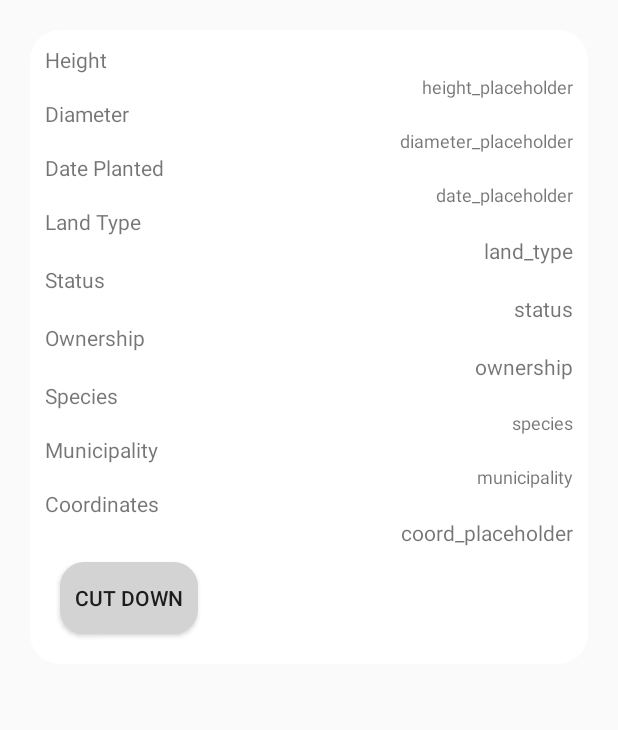
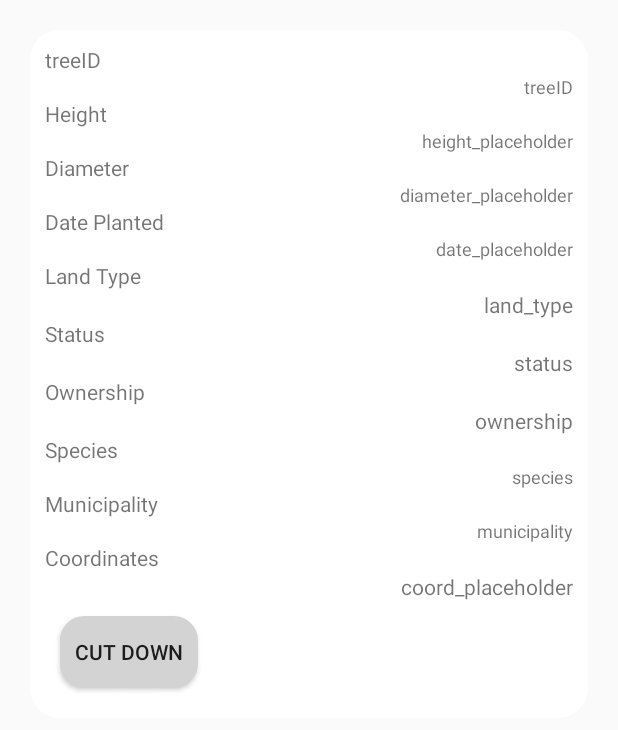
Before and after one commit to alexH2456/TreePLE, an Android app: the layout marker_popup.xml on its own in the app's theme, with its tools: preview values and no code run, on a phone screen of 412 x 824 dp. Shown: the top 730 px of the screen. Run offline under Robolectric (Android 15) with nearby library versions, the phone set to English and light mode, and no system bars; network calls fail.

```diff
--- a/TreePLE-Android/app/src/main/java/ca/mcgill/ecse321/treeple/MapsActivity.java
+++ b/TreePLE-Android/app/src/main/java/ca/mcgill/ecse321/treeple/MapsActivity.java
@@ -241,6 +241,7 @@ public class MapsActivity extends AppCompatActivity implements OnMapReadyCallbac
                 TextView treeOwnership = (TextView) popupView.findViewById(R.id.tree_ownership);
                 TextView treeSpecies = (TextView) popupView.findViewById(R.id.tree_species);
                 TextView treeMunicipality = (TextView) popupView.findViewById(R.id.tree_municipality);
+                TextView treeID = (TextView) popupView.findViewById(R.id.treeID);
 
                 try {
                     treeHeight.setText(Integer.toString(tree.getInt("height")));
@@ -251,6 +252,7 @@ public class MapsActivity extends AppCompatActivity implements OnMapReadyCallbac
                     treeOwnership.setText(tree.getString("ownership"));
                     treeSpecies.setText(tree.getJSONObject("species").getString("name"));
                     treeMunicipality.setText(tree.getJSONObject("municipality").getString("name"));
+                    treeID.setText(tree.getString("treeId"));
                 } catch (JSONException e) {
                     e.printStackTrace();
                 }
@@ -589,10 +591,11 @@ public class MapsActivity extends AppCompatActivity implements OnMapReadyCallbac
     public void cutDownTree(Marker marker) throws JSONException {
 
         int treeID = (int) trees.get(marker).get("treeId");
+        System.out.println("TREEID: " + treeID);
 
         JSONObject treeDelete = new JSONObject();
         treeDelete.put("treeId", treeID);
-        treeDelete.put("user", LoginActivity.loggedInUser);
+        treeDelete.put("user", LoginActivity.loggedInUser.getString("username"));
 
         JsonObjectRequest jsonReq = new JsonObjectRequest(Request.Method.POST, VolleyController.DEFAULT_BASE_URL + "deletetree/", treeDelete, new Response.Listener<JSONObject>() {
             @Override
--- a/TreePLE-Android/app/src/main/java/ca/mcgill/ecse321/treeple/VolleyController.java
+++ b/TreePLE-Android/app/src/main/java/ca/mcgill/ecse321/treeple/VolleyController.java
@@ -15,7 +15,7 @@ class VolleyController {
     private static Context mContext;
 
     //Change this link when restarting ngrok
-    static final String DEFAULT_BASE_URL = "http://00ff2874.ngrok.io/";
+    static final String DEFAULT_BASE_URL = "http://ab94286a.ngrok.io/";
 //    static final String DEFAULT_BASE_URL = "https://96f101a3.ngrok.io/";
 
     private VolleyController(Context context) {
--- a/TreePLE-Android/app/src/main/res/layout/marker_popup.xml
+++ b/TreePLE-Android/app/src/main/res/layout/marker_popup.xml
@@ -6,6 +6,19 @@
     android:layout_margin="20dp"
     android:background="@drawable/popupborder"
     android:orientation="vertical">
+
+    <TextView
+        android:layout_width="wrap_content"
+        android:layout_height="wrap_content"
+        android:text="@string/treeID"/>
+
+    <TextView
+        android:id="@+id/treeID"
+        android:layout_width="wrap_content"
+        android:layout_height="wrap_content"
+        android:layout_gravity="end"
+        android:text="@string/treeID_placeholder"
+        android:textSize="12sp"/>
 
     <TextView
         android:layout_width="wrap_content"
--- a/TreePLE-Android/app/src/main/res/values/strings.xml
+++ b/TreePLE-Android/app/src/main/res/values/strings.xml
@@ -68,6 +68,8 @@
     <string name="user_placeholder">User</string>
     <string name="backto_signin_button">Back to sign in</string>
     <string name="error_registration">Registration Error</string>
+    <string name="treeID">treeID</string>
+    <string name="treeID_placeholder">treeID</string>
     <string-array name="land_enum">
         <item>Park</item>
         <item>Residential</item>
@@ -86,7 +88,7 @@
     </string-array>
     <string-array name="role_enum">
         <item>Resident</item>
-        <item>Specialist</item>
+        <item>Scientist</item>
     </string-array>
 
 </resources>
--- a/TreePLE-Spring/src/main/java/ca/mcgill/ecse321/treeple/controller/TreePLERestController.java
+++ b/TreePLE-Spring/src/main/java/ca/mcgill/ecse321/treeple/controller/TreePLERestController.java
@@ -249,4 +249,9 @@ public class TreePLERestController {
     public void resetDatabase() {
         service.resetDatabase();
     }
+
+    @DeleteMapping(value = {"/deleteuser/{username}/"})
+    public void deleteUser(@PathVariable("username") String username) throws Exception {
+    	service.deleteUser(username);
+    }
 }
```
Also changed, not shown: TreePLE-Spring/src/main/java/ca/mcgill/ecse321/treeple/service/TreePLEService.java (+8 -1 lines), 1 other file.
